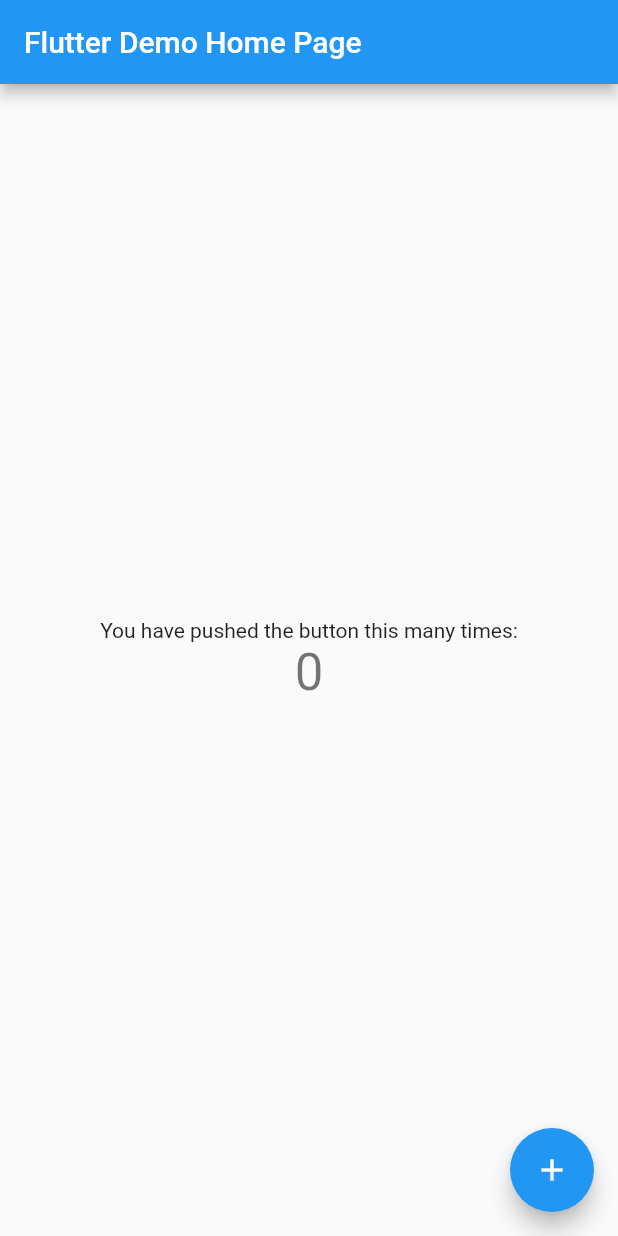
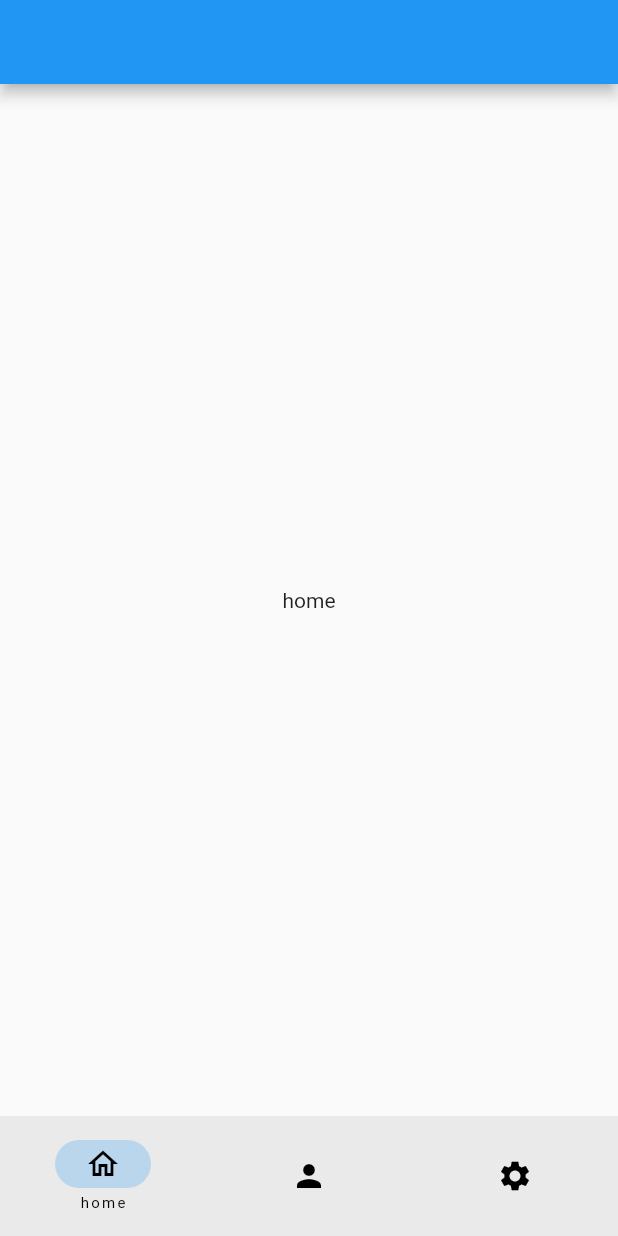
Before and after one commit to Aiswaryapc/UCEK-Bus, a Flutter app: the screen it shows after launch, on a phone screen of 412 x 824 dp. Run offline on Flutter 3.47's test engine with Material 2 defaults, Android fonts, the phone set to English and light mode, and no system bars; our stand-ins replace flutter_svg.

Commit message:
demo commit

```diff
--- /dev/null
+++ b/lib/home.dart
@@ -0,0 +1,73 @@
+import 'package:flutter/material.dart';
+import 'package:flutter_svg/svg.dart';
+import 'package:ucek_bus/main.dart';
+import 'package:ucek_bus/navpage/profile_page.dart';
+import 'package:ucek_bus/navpage/settings.dart';
+
+const primaryColor = Color(0xFF255ED6);
+
+const defaultPadding = 16.0;
+
+class HomePage extends StatelessWidget {
+  const HomePage({Key? key}) : super(key: key);
+
+  @override
+  Widget build(BuildContext context) {
+    return MaterialApp(
+      home: NavWidget(),
+    );
+  }
+}
+
+class NavWidget extends StatefulWidget {
+  const NavWidget({Key? key}) : super(key: key);
+
+  @override
+  State<NavWidget> createState() => _NavWidgetState();
+}
+
+class _NavWidgetState extends State<NavWidget> {
+  int _currentIndex = 0;
+  List<Widget> pages = const [
+    Text("home"),
+    Text("profile"),
+    Text("settings"),
+  ];
+  @override
+  Widget build(BuildContext context) {
+    return Scaffold(
+        appBar: AppBar(),
+        body: Center(
+          child: pages[_currentIndex],
+        ),
+        bottomNavigationBar: NavigationBar(
+          animationDuration: const Duration(seconds: 1),
+          labelBehavior: NavigationDestinationLabelBehavior.onlyShowSelected,
+          selectedIndex: _currentIndex,
+          onDestinationSelected: (int newIndex) {
+            setState(() {
+              _currentIndex = newIndex;
+            });
+          },
+          destinations: const [
+            NavigationDestination(
+              icon: Icon(Icons.home),
+              label: "home",
+              selectedIcon: Icon(Icons.home_outlined),
+            ),
+            NavigationDestination(
+              icon: Icon(Icons.person),
+              label: "profile",
+              selectedIcon: Icon(Icons.person_pin),
+              // labelBehavior: NavigationDestinationLabelBehavior.onlyShowSelected,
+            ),
+            NavigationDestination(
+              icon: Icon(Icons.settings),
+              label: "home",
+              selectedIcon: Icon(Icons.settings_applications_sharp),
+              // labelBehavior: NavigationDestinationLabelBehavior.onlyShowSelected,
+            ),
+          ],
+        ));
+  }
+}
--- a/lib/main.dart
+++ b/lib/main.dart
@@ -1,4 +1,5 @@
 import 'package:flutter/material.dart';
+import 'package:ucek_bus/home.dart';
 
 void main() {
   runApp(const MyApp());
@@ -11,105 +12,8 @@ class MyApp extends StatelessWidget {
   @override
   Widget build(BuildContext context) {
     return MaterialApp(
-      title: 'Flutter Demo',
-      theme: ThemeData(
-        // This is the theme of your application.
-        //
-        // Try running your application with "flutter run". You'll see the
-        // application has a blue toolbar. Then, without quitting the app, try
-        // changing the primarySwatch below to Colors.green and then invoke
-        // "hot reload" (press "r" in the console where you ran "flutter run",
-        // or simply save your changes to "hot reload" in a Flutter IDE).
-        // Notice that the counter didn't reset back to zero; the application
-        // is not restarted.
-        primarySwatch: Colors.blue,
-      ),
-      home: const MyHomePage(title: 'Flutter Demo Home Page'),
+      debugShowCheckedModeBanner: false,
+      home: HomePage(),
     );
   }
 }
-
-class MyHomePage extends StatefulWidget {
-  const MyHomePage({Key? key, required this.title}) : super(key: key);
-
-  // This widget is the home page of your application. It is stateful, meaning
-  // that it has a State object (defined below) that contains fields that affect
-  // how it looks.
-
-  // This class is the configuration for the state. It holds the values (in this
-  // case the title) provided by the parent (in this case the App widget) and
-  // used by the build method of the State. Fields in a Widget subclass are
-  // always marked "final".
-
-  final String title;
-
-  @override
-  State<MyHomePage> createState() => _MyHomePageState();
-}
-
-class _MyHomePageState extends State<MyHomePage> {
-  int _counter = 0;
-
-  void _incrementCounter() {
-    setState(() {
-      // This call to setState tells the Flutter framework that something has
-      // changed in this State, which causes it to rerun the build method below
-      // so that the display can reflect the updated values. If we changed
-      // _counter without calling setState(), then the build method would not be
-      // called again, and so nothing would appear to happen.
-      _counter++;
-    });
-  }
-
-  @override
-  Widget build(BuildContext context) {
-    // This method is rerun every time setState is called, for instance as done
-    // by the _incrementCounter method above.
-    //
-    // The Flutter framework has been optimized to make rerunning build methods
-    // fast, so that you can just rebuild anything that needs updating rather
-    // than having to individually change instances of widgets.
-    return Scaffold(
-      appBar: AppBar(
-        // Here we take the value from the MyHomePage object that was created by
-        // the App.build method, and use it to set our appbar title.
-        title: Text(widget.title),
-      ),
-      body: Center(
-        // Center is a layout widget. It takes a single child and positions it
-        // in the middle of the parent.
-        child: Column(
-          // Column is also a layout widget. It takes a list of children and
-          // arranges them vertically. By default, it sizes itself to fit its
-          // children horizontally, and tries to be as tall as its parent.
-          //
-          // Invoke "debug painting" (press "p" in the console, choose the
-          // "Toggle Debug Paint" action from the Flutter Inspector in Android
-          // Studio, or the "Toggle Debug Paint" command in Visual Studio Code)
-          // to see the wireframe for each widget.
-          //
-          // Column has various properties to control how it sizes itself and
-          // how it positions its children. Here we use mainAxisAlignment to
-          // center the children vertically; the main axis here is the vertical
-          // axis because Columns are vertical (the cross axis would be
-          // horizontal).
-          mainAxisAlignment: MainAxisAlignment.center,
-          children: <Widget>[
-            const Text(
-              'You have pushed the button this many times:',
-            ),
-            Text(
-              '$_counter',
-              style: Theme.of(context).textTheme.headline4,
-            ),
-          ],
-        ),
-      ),
-      floatingActionButton: FloatingActionButton(
-        onPressed: _incrementCounter,
-        tooltip: 'Increment',
-        child: const Icon(Icons.add),
-      ), // This trailing comma makes auto-formatting nicer for build methods.
-    );
-  }
-}
--- /dev/null
+++ b/lib/navpage/profile_page.dart
@@ -0,0 +1,12 @@
+import 'package:flutter/material.dart';
+
+class proflie_page extends StatelessWidget {
+  const proflie_page({Key? key}) : super(key: key);
+
+  @override
+  Widget build(BuildContext context) {
+    return Container(
+      child: Center(child: Text("ha..haaa..")),
+    );
+  }
+}
--- /dev/null
+++ b/lib/navpage/settings.dart
@@ -0,0 +1,12 @@
+import 'package:flutter/material.dart';
+
+class settings extends StatelessWidget {
+  const settings({Key? key}) : super(key: key);
+
+  @override
+  Widget build(BuildContext context) {
+    return Container(
+      child: Center(child: Text("nop")),
+    );
+  }
+}
--- a/pubspec.yaml
+++ b/pubspec.yaml
@@ -30,7 +30,7 @@ dependencies:
   flutter:
     sdk: flutter
 
-
+  flutter_svg: ^0.22.0
   # The following adds the Cupertino Icons font to your application.
   # Use with the CupertinoIcons class for iOS style icons.
   cupertino_icons: ^1.0.2
@@ -38,6 +38,7 @@ dependencies:
 dev_dependencies:
   flutter_test:
     sdk: flutter
+
 
   # The "flutter_lints" package below contains a set of recommended lints to
   # encourage good coding practices. The lint set provided by the package is
```
Also changed, not shown: assets/icons/Sign_Up_bg.svg (added), pubspec.lock.
